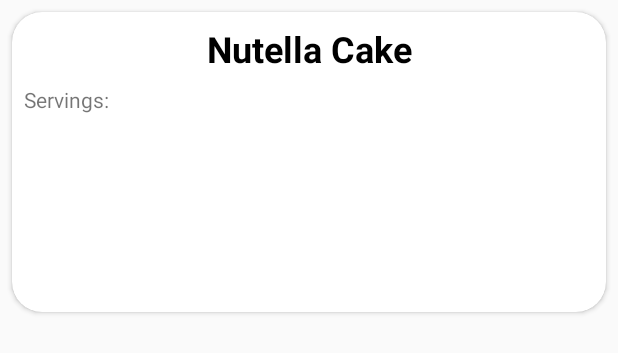
After one commit to OlalKeith/Baking-App, an Android app: the layout recipe_item.xml on its own in the app's theme, with its tools: preview values and no code run, on a phone screen of 412 x 824 dp. The commit adds this screen. Shown: the top 353 px of the screen. Run offline under Robolectric (Android 15) with nearby library versions, the phone set to English and light mode, and no system bars.

Commit message:
Add minimum viable MainFragment with a list of card view recipes

```diff
--- a/app/build.gradle
+++ b/app/build.gradle
@@ -26,6 +26,7 @@
     implementation fileTree(dir: 'libs', include: ['*.jar'])
     implementation 'com.android.support:appcompat-v7:27.1.1'
     implementation 'com.android.support.constraint:constraint-layout:1.1.0'
+    implementation 'com.android.support:recyclerview-v7:27.1.1'
     implementation 'com.android.support:cardview-v7:27.1.1'
 
     testImplementation 'junit:junit:4.12'
--- a/app/src/main/java/com/example/vidbregar/bakingapp/ui/activities/MainActivity.java
+++ b/app/src/main/java/com/example/vidbregar/bakingapp/ui/activities/MainActivity.java
@@ -11,6 +11,5 @@
     protected void onCreate(Bundle savedInstanceState) {
         super.onCreate(savedInstanceState);
         setContentView(R.layout.activity_main);
-
     }
 }
--- /dev/null
+++ b/app/src/main/res/layout/recipe_item.xml
@@ -0,0 +1,49 @@
+<?xml version="1.0" encoding="utf-8"?>
+<android.support.v7.widget.CardView xmlns:android="http://schemas.android.com/apk/res/android"
+    xmlns:app="http://schemas.android.com/apk/res-auto"
+    xmlns:tools="http://schemas.android.com/tools"
+    android:layout_width="match_parent"
+    android:layout_height="200dp"
+    android:layout_margin="8dp"
+    app:cardCornerRadius="20dp">
+
+    <android.support.constraint.ConstraintLayout
+        android:layout_width="match_parent"
+        android:layout_height="match_parent">
+
+        <TextView
+            android:id="@+id/recipe_title_tv"
+            android:layout_width="match_parent"
+            android:layout_height="wrap_content"
+            android:gravity="center_horizontal"
+            android:padding="8dp"
+            android:textColor="@android:color/black"
+            android:textSize="24dp"
+            android:textStyle="bold"
+            app:layout_constraintLeft_toLeftOf="parent"
+            app:layout_constraintRight_toRightOf="parent"
+            app:layout_constraintTop_toTopOf="parent"
+            tools:text="Nutella Cake" />
+
+        <TextView
+            android:id="@+id/servings_label_tv"
+            android:layout_width="wrap_content"
+            android:layout_height="wrap_content"
+            android:paddingLeft="8dp"
+            android:text="Servings:"
+            app:layout_constraintLeft_toLeftOf="@+id/recipe_title_tv"
+            app:layout_constraintTop_toBottomOf="@+id/recipe_title_tv" />
+
+        <TextView
+            android:id="@+id/servings_number_tv"
+            android:layout_width="wrap_content"
+            android:layout_height="wrap_content"
+            android:paddingLeft="8dp"
+            app:layout_constraintBottom_toTopOf="@+id/servings_label_tv"
+            app:layout_constraintLeft_toRightOf="@+id/servings_label_tv"
+            app:layout_constraintTop_toBottomOf="@+id/servings_label_tv"
+            tools:text="8" />
+
+    </android.support.constraint.ConstraintLayout>
+
+</android.support.v7.widget.CardView>
```
Also changed, not shown: app/src/main/java/com/example/vidbregar/bakingapp/ui/adapters/RecipesAdapter.java (added, +57 -0 lines), app/src/main/java/com/example/vidbregar/bakingapp/ui/fragments/MainFragment.java (+37 -1 lines), app/src/main/res/layout/activity_main.xml (+8 -2 lines), app/src/main/res/layout/fragment_main.xml (+4 -5 lines).
